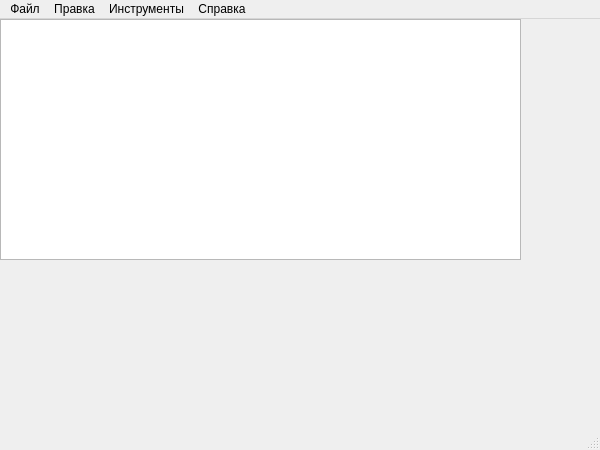
Old version of the form mainwindow.ui in the repository zubchick/madmodeller.
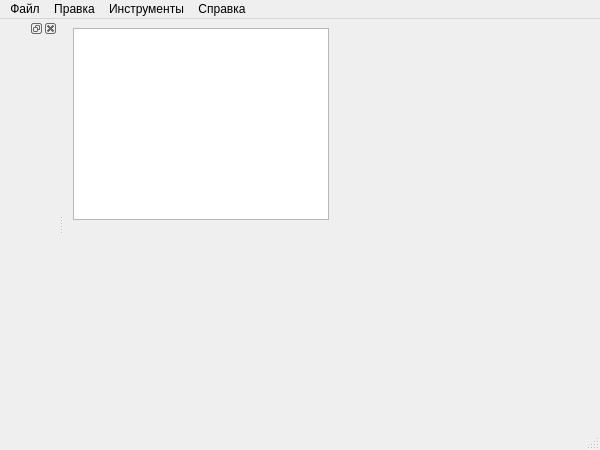
New version of the form.

Commit message: Обновлен интерфейс

Diff of the .ui file:
```diff
--- a/mainwindow.ui
+++ b/mainwindow.ui
@@ -35,23 +35,15 @@
    <bool>true</bool>
   </property>
   <widget class="QWidget" name="centralwidget">
-   <widget class="QWidget" name="verticalLayoutWidget">
+   <widget class="QGraphicsView" name="graphicsView">
     <property name="geometry">
      <rect>
-      <x>0</x>
-      <y>0</y>
-      <width>521</width>
-      <height>241</height>
+      <x>9</x>
+      <y>9</y>
+      <width>256</width>
+      <height>192</height>
      </rect>
     </property>
-    <layout class="QVBoxLayout" name="verticalLayout" stretch="0">
-     <property name="leftMargin">
-      <number>0</number>
-     </property>
-     <item>
-      <widget class="QGraphicsView" name="graphicsView"/>
-     </item>
-    </layout>
    </widget>
   </widget>
   <widget class="QMenuBar" name="menubar">
@@ -97,6 +89,24 @@
    <addaction name="menuHelp"/>
   </widget>
   <widget class="QStatusBar" name="statusbar"/>
+  <widget class="QDockWidget" name="dockWidget_3">
+   <attribute name="dockWidgetArea">
+    <number>1</number>
+   </attribute>
+   <widget class="QWidget" name="dockWidgetContents_3">
+    <widget class="QWidget" name="gridLayoutWidget">
+     <property name="geometry">
+      <rect>
+       <x>30</x>
+       <y>80</y>
+       <width>160</width>
+       <height>80</height>
+      </rect>
+     </property>
+     <layout class="QGridLayout" name="gridLayout"/>
+    </widget>
+   </widget>
+  </widget>
   <action name="actionOpen">
    <property name="text">
     <string>Открыть</string>
```
Left out of the diff: 23 changed lines with no effect on the pictures. The commit also changes 1 other file.
